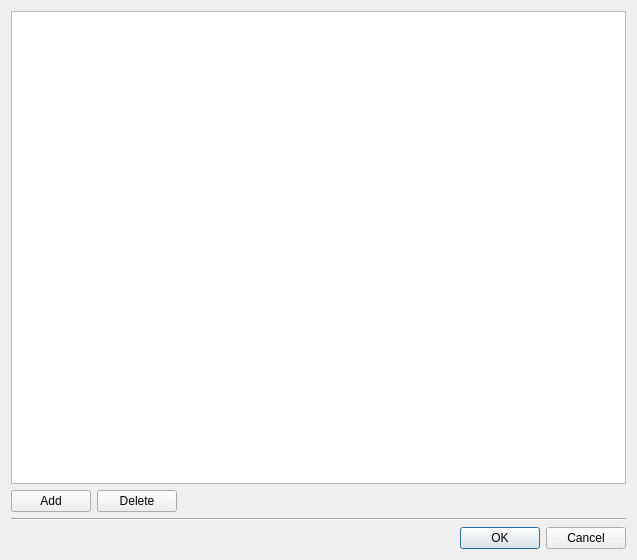
First picture: the form in Vacuum/trunk/src/plugins/StatusChanger/editstatusdialog.ui, repository vacuum-im/vacuum-im, before the edit.
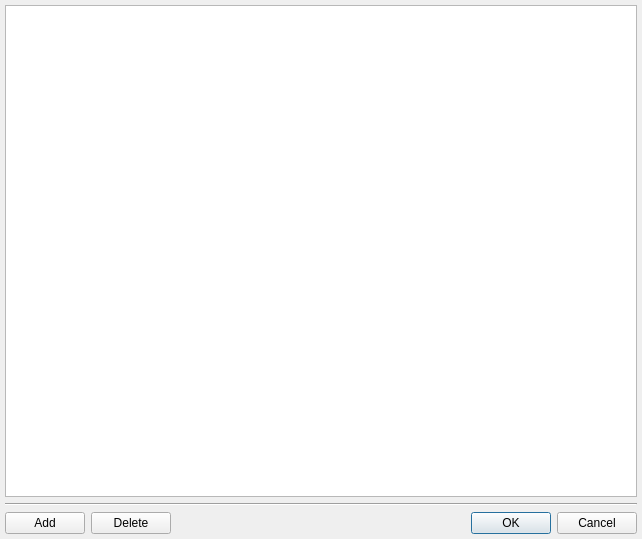
Second picture: the form after the edit.

The edit to the form file:
```diff
--- a/Vacuum/trunk/src/plugins/StatusChanger/editstatusdialog.ui
+++ b/Vacuum/trunk/src/plugins/StatusChanger/editstatusdialog.ui
@@ -5,14 +5,17 @@
    <rect>
     <x>0</x>
     <y>0</y>
-    <width>637</width>
-    <height>560</height>
+    <width>642</width>
+    <height>539</height>
    </rect>
   </property>
   <property name="windowTitle" >
    <string>Edit user statuses</string>
   </property>
-  <layout class="QVBoxLayout" >
+  <layout class="QVBoxLayout" name="verticalLayout" >
+   <property name="margin" >
+    <number>5</number>
+   </property>
    <item>
     <widget class="QTableWidget" name="tblStatus" >
      <property name="rowCount" >
@@ -24,7 +27,14 @@
     </widget>
    </item>
    <item>
-    <layout class="QHBoxLayout" >
+    <widget class="Line" name="line" >
+     <property name="orientation" >
+      <enum>Qt::Horizontal</enum>
+     </property>
+    </widget>
+   </item>
+   <item>
+    <layout class="QHBoxLayout" name="horizontalLayout" >
      <item>
       <widget class="QPushButton" name="pbtAdd" >
        <property name="text" >
@@ -40,34 +50,14 @@
       </widget>
      </item>
      <item>
-      <spacer>
-       <property name="orientation" >
-        <enum>Qt::Horizontal</enum>
+      <widget class="QDialogButtonBox" name="dbtDialogButtons" >
+       <property name="standardButtons" >
+        <set>QDialogButtonBox::Cancel|QDialogButtonBox::Ok</set>
        </property>
-       <property name="sizeHint" >
-        <size>
-         <width>40</width>
-         <height>20</height>
-        </size>
-       </property>
-      </spacer>
+      </widget>
      </item>
     </layout>
    </item>
-   <item>
-    <widget class="Line" name="line" >
-     <property name="orientation" >
-      <enum>Qt::Horizontal</enum>
-     </property>
-    </widget>
-   </item>
-   <item>
-    <widget class="QDialogButtonBox" name="dbtDialogButtons" >
-     <property name="standardButtons" >
-      <set>QDialogButtonBox::Cancel|QDialogButtonBox::NoButton|QDialogButtonBox::Ok</set>
-     </property>
-    </widget>
-   </item>
   </layout>
  </widget>
  <layoutdefault spacing="6" margin="11" />
```
Left out of the diff: 2 changed lines with no effect on the pictures.
